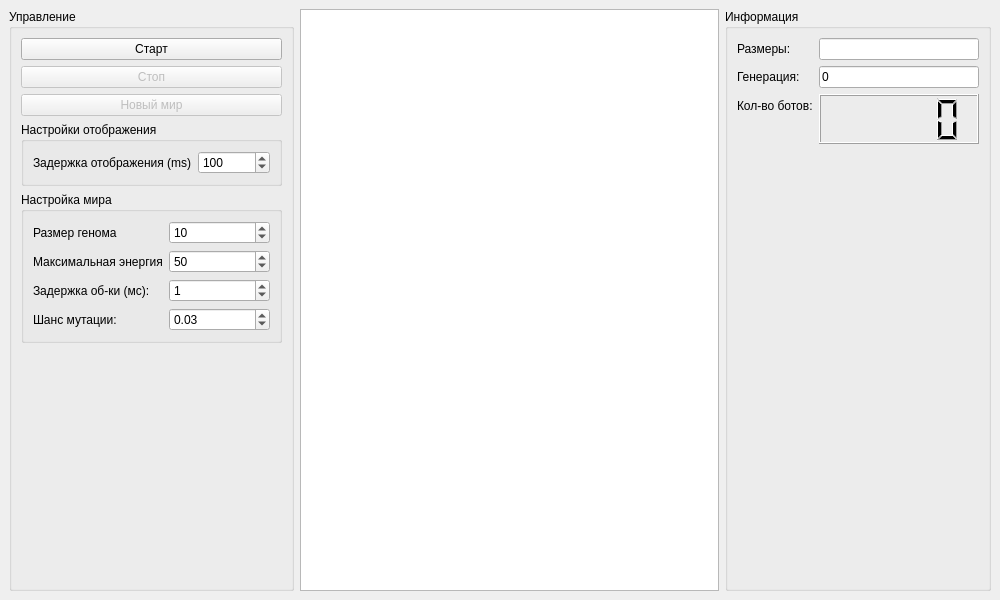
First picture: the form in mainwindow.ui, repository TomasGlgg/QGenetic, before the edit.
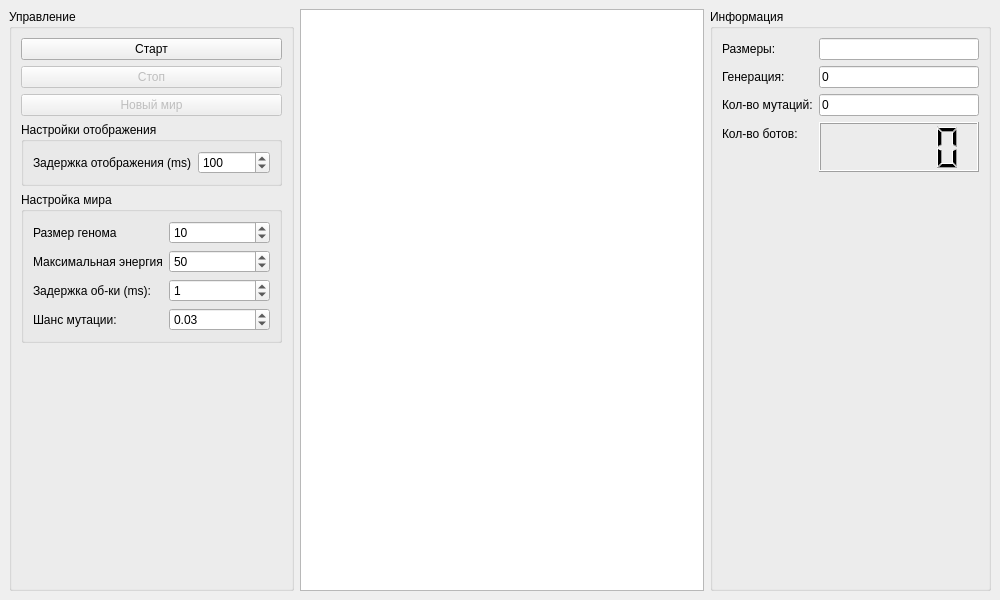
Second picture: the form after the edit.

Commit message: Added mutation count

```diff
--- a/mainwindow.ui
+++ b/mainwindow.ui
@@ -100,6 +100,12 @@
        </item>
        <item>
         <widget class="QGroupBox" name="groupBox_3">
+         <property name="sizePolicy">
+          <sizepolicy hsizetype="Preferred" vsizetype="Preferred">
+           <horstretch>0</horstretch>
+           <verstretch>0</verstretch>
+          </sizepolicy>
+         </property>
          <property name="title">
           <string>Настройка мира</string>
          </property>
@@ -144,7 +150,7 @@
           <item row="2" column="0">
            <widget class="QLabel" name="label_7">
             <property name="text">
-             <string>Задержка об-ки (мс):</string>
+             <string>Задержка об-ки (ms):</string>
             </property>
            </widget>
           </item>
@@ -265,14 +271,14 @@
          </property>
         </widget>
        </item>
-       <item row="2" column="0">
+       <item row="3" column="0">
         <widget class="QLabel" name="label_5">
          <property name="text">
           <string>Кол-во ботов:</string>
          </property>
         </widget>
        </item>
-       <item row="2" column="1">
+       <item row="3" column="1">
         <widget class="QLCDNumber" name="botLen">
          <property name="minimumSize">
           <size>
@@ -285,6 +291,23 @@
          </property>
         </widget>
        </item>
+       <item row="2" column="0">
+        <widget class="QLabel" name="label_9">
+         <property name="text">
+          <string>Кол-во мутаций:</string>
+         </property>
+        </widget>
+       </item>
+       <item row="2" column="1">
+        <widget class="QLineEdit" name="mutation_count">
+         <property name="text">
+          <string>0</string>
+         </property>
+         <property name="readOnly">
+          <bool>true</bool>
+         </property>
+        </widget>
+       </item>
       </layout>
      </widget>
     </item>
```
Left out of the diff: 6 changed lines with no effect on the pictures. The commit also changes 4 other files.
